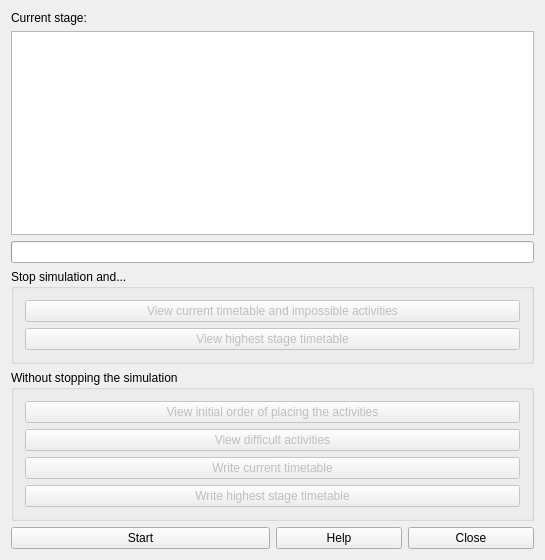
Qt form src/interface/timetablegenerateform_template.ui (rodolforg/fet) before a commit.
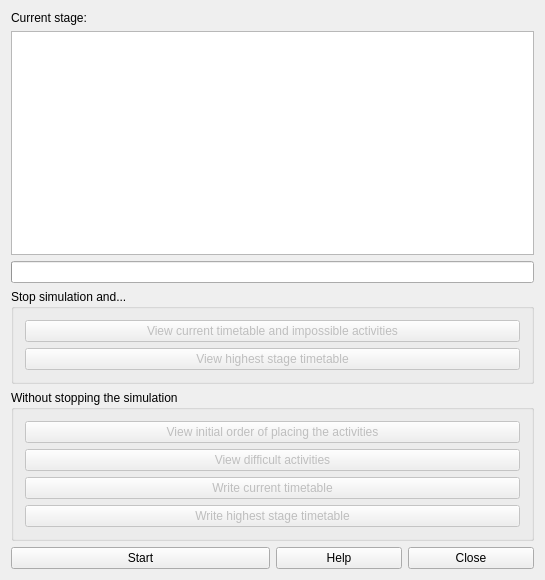
The same form after that commit.

Commit message:
show activity with difficult placement currently
If FET cannot place the next planned activity 10 seconds
after the last activity placement, that 'problematic'
activity will be printed.

Based on initially planned placement order.

Diff of the .ui file:
```diff
--- a/src/interface/timetablegenerateform_template.ui
+++ b/src/interface/timetablegenerateform_template.ui
@@ -10,7 +10,7 @@
     <x>0</x>
     <y>0</y>
     <width>545</width>
-    <height>560</height>
+    <height>580</height>
    </rect>
   </property>
   <property name="windowTitle">
```
The commit also changes 1 other file.
